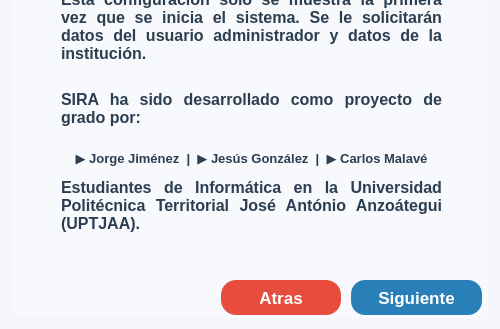
This is resources/ui/config_inicial.ui in Proyecto-Uptjaa/Proyecto_SIRA as Qt 5 draws it before an edit; both pictures show x 0 to 500 and y 171 to 500 of the 500 by 500 pixel window. The edited form follows.
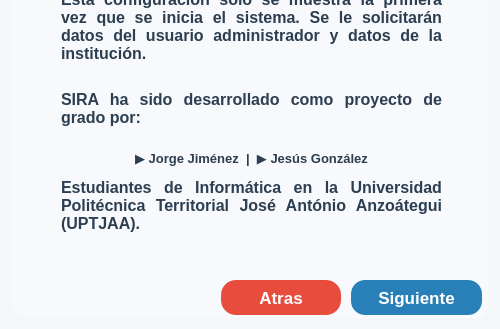
This is the edited form. Icons and pictures are not drawn.

Commit message: Añadir botón para restaurar copias de seguridad y ajustar textos en la interfaz

The edit to the form file:
```diff
--- a/resources/ui/config_inicial.ui
+++ b/resources/ui/config_inicial.ui
@@ -285,7 +285,7 @@
 }</string>
         </property>
         <property name="text">
-         <string>▶ Jorge Jiménez  |  ▶ Jesús González  |  ▶ Carlos Malavé</string>
+         <string>▶ Jorge Jiménez  |  ▶ Jesús González</string>
         </property>
         <property name="alignment">
          <set>Qt::AlignmentFlag::AlignHCenter|Qt::AlignmentFlag::AlignTop</set>
@@ -1871,7 +1871,7 @@
         </property>
        </widget>
       </widget>
-      <widget class="QWidget" name="anio_escolar">
+      <widget class="QWidget" name="confirmar">
        <widget class="QLabel" name="lblLogo_SIRA_4">
         <property name="enabled">
          <bool>true</bool>
```
The commit also changes 5 other files.
